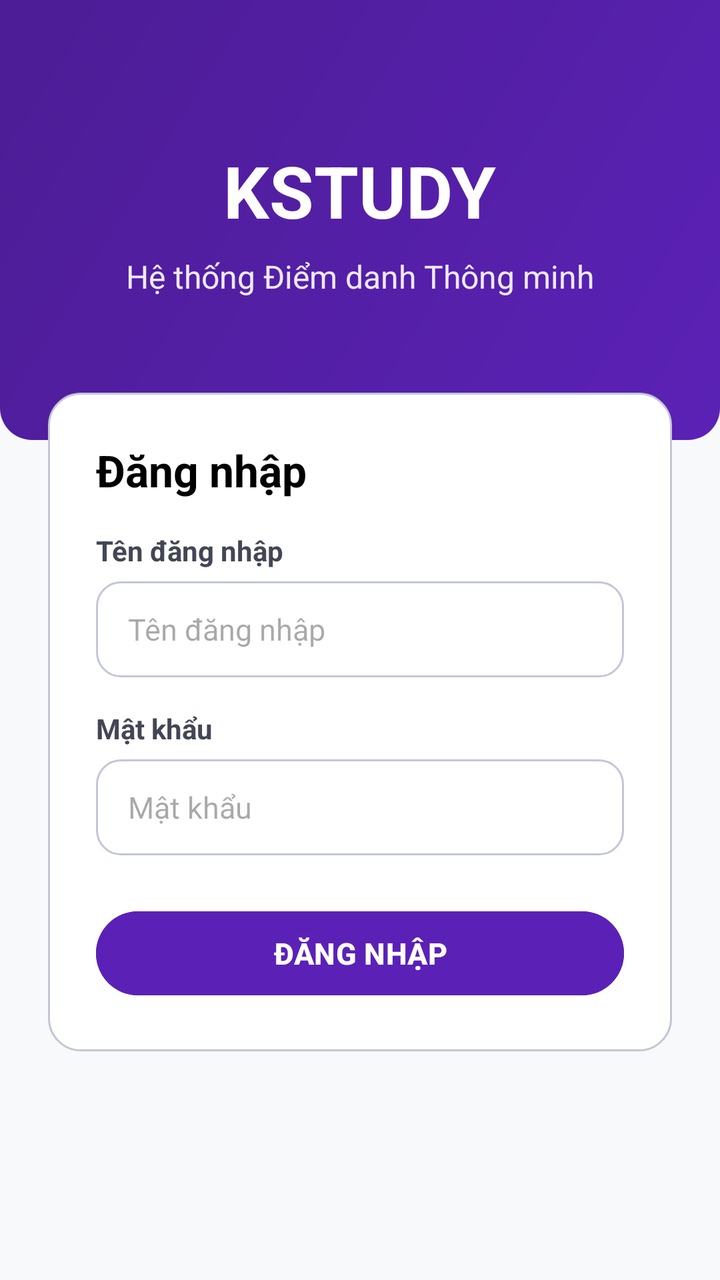
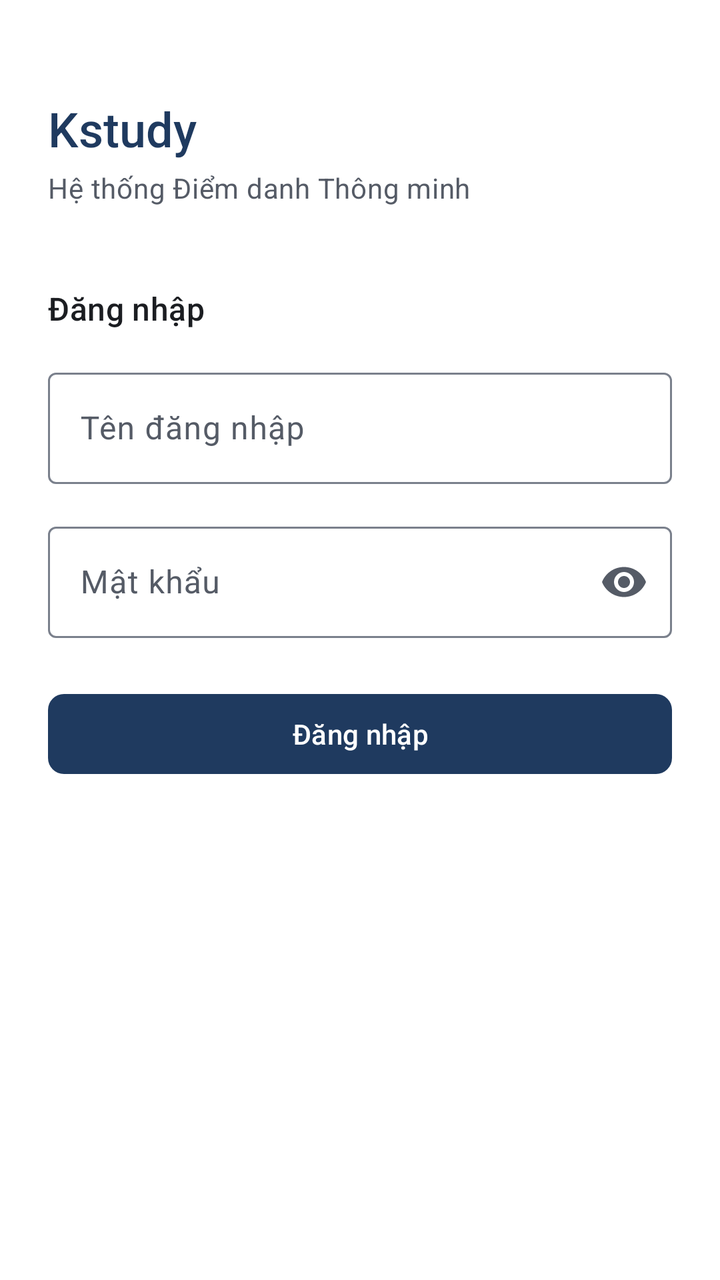

Screens rendered from an Android XML layout before and after an edit, with the pre-edit source and the edit as a unified diff.
<!-- AndroidManifest.xml: application theme Theme.Kstudy -->
<!-- res/layout/activity_login.xml -->
<?xml version="1.0" encoding="utf-8"?>
<ScrollView xmlns:android="http://schemas.android.com/apk/res/android"
    android:layout_width="match_parent"
    android:layout_height="match_parent"
    android:fillViewport="true"
    android:background="@color/background">

    <LinearLayout
        android:layout_width="match_parent"
        android:layout_height="wrap_content"
        android:orientation="vertical">

        
        <LinearLayout
            android:layout_width="match_parent"
            android:layout_height="220dp"
            android:background="@drawable/bg_gradient_blue"
            android:gravity="center"
            android:orientation="vertical"
            android:padding="24dp">

            <TextView
                android:layout_width="wrap_content"
                android:layout_height="wrap_content"
                android:text="KSTUDY"
                android:textColor="@color/white"
                android:textSize="36sp"
                android:textStyle="bold" />

            <TextView
                android:layout_width="wrap_content"
                android:layout_height="wrap_content"
                android:layout_marginTop="8dp"
                android:text="Hệ thống Điểm danh Thông minh"
                android:textColor="@color/primary_container"
                android:textSize="16sp" />
        </LinearLayout>

        
        <LinearLayout
            android:layout_width="match_parent"
            android:layout_height="wrap_content"
            android:layout_marginHorizontal="24dp"
            android:layout_marginTop="-24dp"
            android:background="@drawable/bg_card"
            android:orientation="vertical"
            android:padding="24dp">

            <TextView
                android:layout_width="wrap_content"
                android:layout_height="wrap_content"
                android:text="Đăng nhập"
                android:textColor="@color/black"
                android:textSize="22sp"
                android:textStyle="bold" />

            
            <TextView
                android:layout_width="wrap_content"
                android:layout_height="wrap_content"
                android:layout_marginTop="16dp"
                android:text="Tên đăng nhập"
                android:textColor="@color/text_secondary"
                android:textSize="14sp"
                android:textStyle="bold" />

            <EditText
                android:id="@+id/etUsername"
                android:layout_width="match_parent"
                android:layout_height="48dp"
                android:layout_marginTop="6dp"
                android:background="@drawable/bg_edit_text"
                android:hint="Tên đăng nhập"
                android:inputType="text"
                android:paddingHorizontal="16dp"
                android:singleLine="true"
                android:textColor="@color/black"
                android:textSize="15sp" />

            
            <TextView
                android:layout_width="wrap_content"
                android:layout_height="wrap_content"
                android:layout_marginTop="16dp"
                android:text="Mật khẩu"
                android:textColor="@color/text_secondary"
                android:textSize="14sp"
                android:textStyle="bold" />

            <EditText
                android:id="@+id/etPassword"
                android:layout_width="match_parent"
                android:layout_height="48dp"
                android:layout_marginTop="6dp"
                android:background="@drawable/bg_edit_text"
                android:hint="Mật khẩu"
                android:inputType="textPassword"
                android:paddingHorizontal="16dp"
                android:singleLine="true"
                android:textColor="@color/black"
                android:textSize="15sp" />

            
            <Button
                android:id="@+id/btnLogin"
                style="@style/Widget.Material3.Button"
                android:layout_width="match_parent"
                android:layout_height="50dp"
                android:layout_marginTop="24dp"
                android:backgroundTint="@color/primary"
                android:text="ĐĂNG NHẬP"
                android:textColor="@color/white"
                android:textSize="15sp"
                android:textStyle="bold" />
        </LinearLayout>


    </LinearLayout>
</ScrollView>
<!-- resources referenced by this layout -->
<resources>
  <color name="background">#F8F9FB</color>
  <color name="black">#FF000000</color>
  <color name="primary">#5B21B6</color>
  <color name="primary_container">#EDE9FE</color>
  <color name="text_secondary">#434654</color>
  <color name="white">#FFFFFFFF</color>
  <!-- drawable bg_card (drawable) -->
  <?xml version="1.0" encoding="utf-8"?>
  <shape xmlns:android="http://schemas.android.com/apk/res/android"
      android:shape="rectangle">
      <solid android:color="@color/surface" />
      <corners android:radius="16dp" />
      <stroke
          android:width="1dp"
          android:color="@color/outline_variant" />
  </shape>
  <!-- drawable bg_edit_text (drawable) -->
  <?xml version="1.0" encoding="utf-8"?>
  <shape xmlns:android="http://schemas.android.com/apk/res/android"
      android:shape="rectangle">
      <solid android:color="@color/surface" />
      <corners android:radius="12dp" />
      <stroke
          android:width="1dp"
          android:color="@color/outline_variant" />
  </shape>
  <!-- drawable bg_gradient_blue (drawable) -->
  <?xml version="1.0" encoding="utf-8"?>
  <shape xmlns:android="http://schemas.android.com/apk/res/android"
      android:shape="rectangle">
      <gradient
          android:angle="135"
          android:endColor="@color/primary_dark"
          android:startColor="@color/primary" />
      <corners
          android:bottomLeftRadius="16dp"
          android:bottomRightRadius="16dp" />
  </shape>
  <color name="outline_variant">#C3C6D6</color>
  <color name="primary_dark">#4C1D95</color>
  <style name="Base.Theme.Kstudy" parent="Theme.Material3.Light.NoActionBar">
          
          <item name="colorPrimary">@color/primary</item>
          <item name="colorOnPrimary">@color/white</item>
      </style>
  <!-- unchanged entries left out for length: 2 -->
</resources>

<!-- the commit's change to res/layout/activity_login.xml (unified diff, before → after) -->
@@ -1,119 +1,94 @@
 <?xml version="1.0" encoding="utf-8"?>
 <ScrollView xmlns:android="http://schemas.android.com/apk/res/android"
+    xmlns:app="http://schemas.android.com/apk/res-auto"
     android:layout_width="match_parent"
     android:layout_height="match_parent"
+    android:background="?attr/colorSurface"
     android:fillViewport="true"
-    android:background="@color/background">
+    android:fitsSystemWindows="true">
 
     <LinearLayout
         android:layout_width="match_parent"
         android:layout_height="wrap_content"
-        android:orientation="vertical">
+        android:orientation="vertical"
+        android:paddingHorizontal="24dp"
+        android:paddingTop="48dp"
+        android:paddingBottom="24dp">
+
+        <TextView
+            android:layout_width="wrap_content"
+            android:layout_height="wrap_content"
+            android:text="@string/app_name"
+            android:textAppearance="@style/TextAppearance.Kstudy.Headline"
+            android:textColor="?attr/colorPrimary" />
+
+        <TextView
+            android:layout_width="wrap_content"
+            android:layout_height="wrap_content"
+            android:layout_marginTop="4dp"
+            android:text="Hệ thống Điểm danh Thông minh"
+            android:textAppearance="@style/TextAppearance.Kstudy.Body.Secondary" />
+
+        <TextView
+            android:layout_width="wrap_content"
+            android:layout_height="wrap_content"
+            android:layout_marginTop="40dp"
+            android:text="Đăng nhập"
+            android:textAppearance="@style/TextAppearance.Kstudy.ItemTitle" />
+
+        <com.google.android.material.textfield.TextInputLayout
+            android:id="@+id/tilUsername"
+            style="@style/Widget.Material3.TextInputLayout.OutlinedBox"
+            android:layout_width="match_parent"
+            android:layout_height="wrap_content"
+            android:layout_marginTop="16dp"
+            android:hint="Tên đăng nhập">
+
+            <com.google.android.material.textfield.TextInputEditText
+                android:id="@+id/etUsername"
+                android:layout_width="match_parent"
+                android:layout_height="wrap_content"
+                android:autofillHints="username"
+                android:imeOptions="actionNext"
+                android:inputType="text"
+                android:maxLines="1" />
+        </com.google.android.material.textfield.TextInputLayout>
+
+        <com.google.android.material.textfield.TextInputLayout
+            android:id="@+id/tilPassword"
+            style="@style/Widget.Material3.TextInputLayout.OutlinedBox"
+            android:layout_width="match_parent"
+            android:layout_height="wrap_content"
+            android:layout_marginTop="16dp"
+            android:hint="Mật khẩu"
+            app:endIconMode="password_toggle">
+
+            <com.google.android.material.textfield.TextInputEditText
+                android:id="@+id/etPassword"
+                android:layout_width="match_parent"
+                android:layout_height="wrap_content"
+                android:autofillHints="password"
+                android:imeOptions="actionDone"
+                android:inputType="textPassword"
+                android:maxLines="1" />
+        </com.google.android.material.textfield.TextInputLayout>
 
         
-        <LinearLayout
-            android:layout_width="match_parent"
-            android:layout_height="220dp"
-            android:background="@drawable/bg_gradient_blue"
-            android:gravity="center"
-            android:orientation="vertical"
-            android:padding="24dp">
-
-            <TextView
-                android:layout_width="wrap_content"
-                android:layout_height="wrap_content"
-                android:text="KSTUDY"
-                android:textColor="@color/white"
-                android:textSize="36sp"
-                android:textStyle="bold" />
-
-            <TextView
-                android:layout_width="wrap_content"
-                android:layout_height="wrap_content"
-                android:layout_marginTop="8dp"
-                android:text="Hệ thống Điểm danh Thông minh"
-                android:textColor="@color/primary_container"
-                android:textSize="16sp" />
-        </LinearLayout>
-
-        
-        <LinearLayout
+        <TextView
+            android:id="@+id/tvLoginError"
             android:layout_width="match_parent"
             android:layout_height="wrap_content"
-            android:layout_marginHorizontal="24dp"
-            android:layout_marginTop="-24dp"
-            android:background="@drawable/bg_card"
-            android:orientation="vertical"
-            android:padding="24dp">
+            android:layout_marginTop="16dp"
+            android:accessibilityLiveRegion="polite"
+            android:textAppearance="@style/TextAppearance.Kstudy.Body"
+            android:textColor="?attr/colorError"
+            android:visibility="gone" />
 
-            <TextView
-                android:layout_width="wrap_content"
-                android:layout_height="wrap_content"
-                android:text="Đăng nhập"
-                android:textColor="@color/black"
-                android:textSize="22sp"
-                android:textStyle="bold" />
-
-            
-            <TextView
-                android:layout_width="wrap_content"
-                android:layout_height="wrap_content"
-                android:layout_marginTop="16dp"
-                android:text="Tên đăng nhập"
-                android:textColor="@color/text_secondary"
-                android:textSize="14sp"
-                android:textStyle="bold" />
-
-            <EditText
-                android:id="@+id/etUsername"
-                android:layout_width="match_parent"
-                android:layout_height="48dp"
-                android:layout_marginTop="6dp"
-                android:background="@drawable/bg_edit_text"
-                android:hint="Tên đăng nhập"
-                android:inputType="text"
-                android:paddingHorizontal="16dp"
-                android:singleLine="true"
-                android:textColor="@color/black"
-                android:textSize="15sp" />
-
-            
-            <TextView
-                android:layout_width="wrap_content"
-                android:layout_height="wrap_content"
-                android:layout_marginTop="16dp"
-                android:text="Mật khẩu"
-                android:textColor="@color/text_secondary"
-                android:textSize="14sp"
-                android:textStyle="bold" />
-
-            <EditText
-                android:id="@+id/etPassword"
-                android:layout_width="match_parent"
-                android:layout_height="48dp"
-                android:layout_marginTop="6dp"
-                android:background="@drawable/bg_edit_text"
-                android:hint="Mật khẩu"
-                android:inputType="textPassword"
-                android:paddingHorizontal="16dp"
-                android:singleLine="true"
-                android:textColor="@color/black"
-                android:textSize="15sp" />
-
-            
-            <Button
-                android:id="@+id/btnLogin"
-                style="@style/Widget.Material3.Button"
-                android:layout_width="match_parent"
-                android:layout_height="50dp"
-                android:layout_marginTop="24dp"
-                android:backgroundTint="@color/primary"
-                android:text="ĐĂNG NHẬP"
-                android:textColor="@color/white"
-                android:textSize="15sp"
-                android:textStyle="bold" />
-        </LinearLayout>
-
-
+        <Button
+            android:id="@+id/btnLogin"
+            android:layout_width="match_parent"
+            android:layout_height="wrap_content"
+            android:layout_marginTop="24dp"
+            android:text="Đăng nhập" />
     </LinearLayout>
 </ScrollView>
<!-- resource entries referenced after the edit -->
@@ -1,49 +1,127 @@
 <!-- resources referenced by this layout -->
 <resources>
-  <color name="background">#F8F9FB</color>
-  <color name="black">#FF000000</color>
-  <color name="primary">#5B21B6</color>
-  <color name="primary_container">#EDE9FE</color>
-  <color name="text_secondary">#434654</color>
-  <color name="white">#FFFFFFFF</color>
-  <!-- drawable bg_card (drawable) -->
-  <?xml version="1.0" encoding="utf-8"?>
-  <shape xmlns:android="http://schemas.android.com/apk/res/android"
-      android:shape="rectangle">
-      <solid android:color="@color/surface" />
-      <corners android:radius="16dp" />
-      <stroke
-          android:width="1dp"
-          android:color="@color/outline_variant" />
-  </shape>
-  <!-- drawable bg_edit_text (drawable) -->
-  <?xml version="1.0" encoding="utf-8"?>
-  <shape xmlns:android="http://schemas.android.com/apk/res/android"
-      android:shape="rectangle">
-      <solid android:color="@color/surface" />
-      <corners android:radius="12dp" />
-      <stroke
-          android:width="1dp"
-          android:color="@color/outline_variant" />
-  </shape>
-  <!-- drawable bg_gradient_blue (drawable) -->
-  <?xml version="1.0" encoding="utf-8"?>
-  <shape xmlns:android="http://schemas.android.com/apk/res/android"
-      android:shape="rectangle">
-      <gradient
-          android:angle="135"
-          android:endColor="@color/primary_dark"
-          android:startColor="@color/primary" />
-      <corners
-          android:bottomLeftRadius="16dp"
-          android:bottomRightRadius="16dp" />
-  </shape>
-  <color name="outline_variant">#C3C6D6</color>
-  <color name="primary_dark">#4C1D95</color>
+  <string name="app_name">Kstudy</string>
+  <style name="TextAppearance.Kstudy.Body" parent="TextAppearance.Material3.BodyMedium">
+          <item name="android:textColor">?attr/colorOnSurface</item>
+      </style>
+  <style name="TextAppearance.Kstudy.Body.Secondary">
+          <item name="android:textColor">?attr/colorOnSurfaceVariant</item>
+      </style>
+  <style name="TextAppearance.Kstudy.Headline" parent="TextAppearance.Material3.HeadlineSmall">
+          <item name="android:fontFamily">sans-serif-medium</item>
+          <item name="fontFamily">sans-serif-medium</item>
+          <item name="android:textColor">?attr/colorOnSurface</item>
+      </style>
+  <style name="TextAppearance.Kstudy.ItemTitle" parent="TextAppearance.Material3.TitleMedium">
+          <item name="android:textColor">?attr/colorOnSurface</item>
+      </style>
+  <color name="background">#F5F6F8</color>
+  <color name="on_surface">#1B1D21</color>
+  <color name="surface_container">#ECEEF2</color>
+  <color name="primary">#1F3A5F</color>
+  <color name="on_primary">#FFFFFF</color>
+  <color name="primary_container">#E2E9F3</color>
+  <color name="on_primary_container">#14263F</color>
+  <color name="primary_inverse">#A9C1E3</color>
+  <color name="secondary">#56606E</color>
+  <color name="secondary_container">#E7EAEF</color>
+  <color name="on_secondary_container">#1C2430</color>
+  <color name="text_secondary">#555B66</color>
+  <color name="surface_inverse">#2F3237</color>
+  <color name="on_surface_inverse">#F1F2F4</color>
+  <color name="surface_dim">#DCDEE3</color>
+  <color name="surface_container_low">#F5F6F8</color>
+  <color name="surface_container_high">#E4E7EC</color>
+  <color name="outline">#7A808C</color>
+  <color name="outline_variant">#DDE0E6</color>
+  <color name="error">#B3261E</color>
+  <color name="error_container">#FBEAE8</color>
+  <color name="on_error_container">#5F1410</color>
+  <dimen name="radius_control">8dp</dimen>
+  <dimen name="radius_container">12dp</dimen>
+  <style name="Widget.Kstudy.Button" parent="Widget.Material3.Button">
+          <item name="shapeAppearanceOverlay">@style/ShapeAppearanceOverlay.Kstudy.Control</item>
+      </style>
+  <style name="Widget.Kstudy.Button.Outlined" parent="Widget.Material3.Button.OutlinedButton">
+          <item name="shapeAppearanceOverlay">@style/ShapeAppearanceOverlay.Kstudy.Control</item>
+      </style>
+  <style name="Widget.Kstudy.Button.Text" parent="Widget.Material3.Button.TextButton">
+          <item name="shapeAppearanceOverlay">@style/ShapeAppearanceOverlay.Kstudy.Control</item>
+          <item name="android:minWidth">56dp</item>
+      </style>
+  <style name="ThemeOverlay.Kstudy.MaterialAlertDialog" parent="ThemeOverlay.Material3.MaterialAlertDialog">
+          <item name="alertDialogStyle">@style/MaterialAlertDialog.Kstudy</item>
+          <item name="buttonBarPositiveButtonStyle">@style/Widget.Kstudy.Button.Text.Dialog</item>
+          <item name="buttonBarNegativeButtonStyle">@style/Widget.Kstudy.Button.Text.Dialog</item>
+          <item name="buttonBarNeutralButtonStyle">@style/Widget.Kstudy.Button.Text.Dialog.Flush</item>
+      </style>
+  <style name="ShapeAppearanceOverlay.Kstudy.Control" parent="">
+          <item name="cornerFamily">rounded</item>
+          <item name="cornerSize">@dimen/radius_control</item>
+      </style>
+  <style name="MaterialAlertDialog.Kstudy" parent="MaterialAlertDialog.Material3">
+          <item name="backgroundTint">?attr/colorSurface</item>
+      </style>
+  <style name="Widget.Kstudy.Button.Text.Dialog" parent="Widget.Material3.Button.TextButton.Dialog">
+          <item name="shapeAppearanceOverlay">@style/ShapeAppearanceOverlay.Kstudy.Control</item>
+      </style>
+  <style name="Widget.Kstudy.Button.Text.Dialog.Flush">
+          <item name="android:layout_marginStart">0dp</item>
+          <item name="android:layout_marginLeft">0dp</item>
+      </style>
   <style name="Base.Theme.Kstudy" parent="Theme.Material3.Light.NoActionBar">
           
           <item name="colorPrimary">@color/primary</item>
-          <item name="colorOnPrimary">@color/white</item>
+          <item name="colorOnPrimary">@color/on_primary</item>
+          <item name="colorPrimaryContainer">@color/primary_container</item>
+          <item name="colorOnPrimaryContainer">@color/on_primary_container</item>
+          <item name="colorPrimaryInverse">@color/primary_inverse</item>
+          <item name="colorSecondary">@color/secondary</item>
+          <item name="colorOnSecondary">@color/on_primary</item>
+          <item name="colorSecondaryContainer">@color/secondary_container</item>
+          <item name="colorOnSecondaryContainer">@color/on_secondary_container</item>
+          <item name="colorTertiary">@color/secondary</item>
+          <item name="colorOnTertiary">@color/on_primary</item>
+          <item name="colorTertiaryContainer">@color/secondary_container</item>
+          <item name="colorOnTertiaryContainer">@color/on_secondary_container</item>
+          <item name="android:colorBackground">@color/background</item>
+          <item name="colorOnBackground">@color/on_surface</item>
+          <item name="colorSurface">@color/surface</item>
+          <item name="colorOnSurface">@color/on_surface</item>
+          <item name="colorSurfaceVariant">@color/surface_container</item>
+          <item name="colorOnSurfaceVariant">@color/text_secondary</item>
+          <item name="colorSurfaceInverse">@color/surface_inverse</item>
+          <item name="colorOnSurfaceInverse">@color/on_surface_inverse</item>
+          <item name="colorSurfaceBright">@color/surface</item>
+          <item name="colorSurfaceDim">@color/surface_dim</item>
+          <item name="colorSurfaceContainerLowest">@color/surface</item>
+          <item name="colorSurfaceContainerLow">@color/surface_container_low</item>
+          <item name="colorSurfaceContainer">@color/surface_container</item>
+          <item name="colorSurfaceContainerHigh">@color/surface_container_high</item>
+          <item name="colorSurfaceContainerHighest">@color/surface_container_high</item>
+          <item name="colorOutline">@color/outline</item>
+          <item name="colorOutlineVariant">@color/outline_variant</item>
+          <item name="colorError">@color/error</item>
+          <item name="colorOnError">@color/on_primary</item>
+          <item name="colorErrorContainer">@color/error_container</item>
+          <item name="colorOnErrorContainer">@color/on_error_container</item>
+  
+          
+          <item name="elevationOverlayEnabled">false</item>
+  
+          
+          <item name="shapeCornerSizeExtraSmall">@dimen/radius_control</item>
+          <item name="shapeCornerSizeSmall">@dimen/radius_control</item>
+          <item name="shapeCornerSizeMedium">@dimen/radius_container</item>
+          <item name="shapeCornerSizeLarge">@dimen/radius_container</item>
+          <item name="shapeCornerSizeLargeIncreased">@dimen/radius_container</item>
+          <item name="shapeCornerSizeExtraLarge">@dimen/radius_container</item>
+          <item name="shapeCornerSizeExtraLargeIncreased">@dimen/radius_container</item>
+  
+          <item name="materialButtonStyle">@style/Widget.Kstudy.Button</item>
+          <item name="materialButtonOutlinedStyle">@style/Widget.Kstudy.Button.Outlined</item>
+          <item name="borderlessButtonStyle">@style/Widget.Kstudy.Button.Text</item>
+          <item name="materialAlertDialogTheme">@style/ThemeOverlay.Kstudy.MaterialAlertDialog</item>
       </style>
   <!-- unchanged entries left out for length: 2 -->
 </resources>
